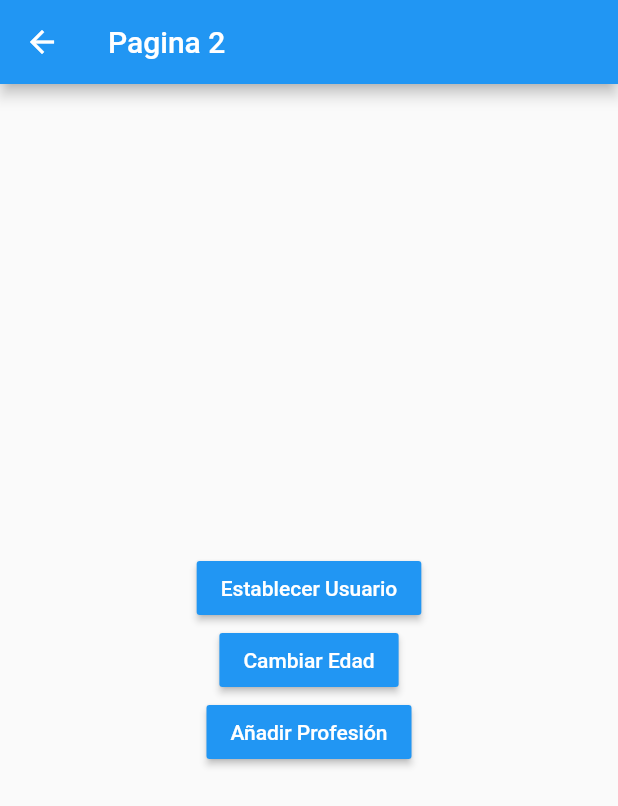
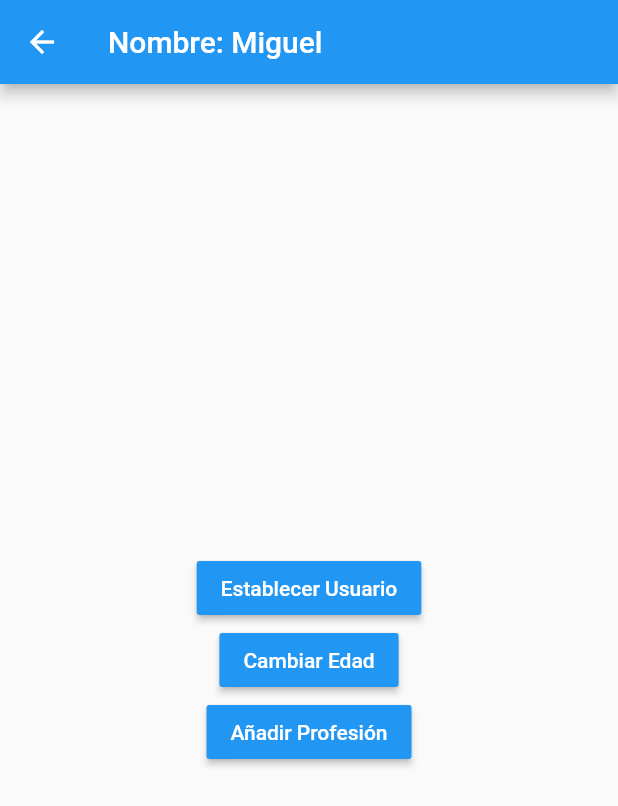
Before and after one commit to mikealvgar/flutter-manejadores-estado, a Flutter app: the Pagina2Page screen opened by its route, after a tap on "Establecer Usuario", on a phone screen of 412 x 824 dp. Shown: the top 806 px of the screen. Run offline on Flutter 3.47's test engine with Material 2 defaults, Android fonts, the phone set to English and light mode, and no system bars; accounts and stored records are empty.

Commit message:
Fin Singleton

```diff
--- a/lib/models/usuario.dart
+++ b/lib/models/usuario.dart
@@ -1,9 +1,9 @@
 class Usuario {
 
   String nombre;
-  int edad;
-  List<String> profesiones;
+  int? edad;
+  List<String>? profesiones;
 
-  Usuario(this.nombre, this.edad, this.profesiones);
+  Usuario({ required this.nombre, this.edad, this.profesiones });
 
 }
--- a/lib/pages/page1_page.dart
+++ b/lib/pages/page1_page.dart
@@ -1,4 +1,7 @@
+import 'package:counter_app/services/usuario_service.dart';
 import 'package:flutter/material.dart';
+
+import '../models/usuario.dart';
 
 class Pagina1Page extends StatelessWidget {
   const Pagina1Page({super.key});
@@ -9,7 +12,15 @@ class Pagina1Page extends StatelessWidget {
       appBar: AppBar(
         title: const Text('Pagina 1'),
       ),
-      body: InformacionUsuario(),
+      body: StreamBuilder(
+        stream: usuarioService.usuarioStream,
+        builder: (BuildContext context, AsyncSnapshot<Usuario> snapshot) {
+          return snapshot.hasData
+              ? InformacionUsuario(snapshot.data)
+              : const Center(child: Text('No hay información del usuario'),
+          );
+        },
+      ),
       floatingActionButton: FloatingActionButton(
         child: const Icon(Icons.accessibility_new),
         onPressed: () => Navigator.pushNamed(context, 'pagina2'),
@@ -19,6 +30,10 @@ class Pagina1Page extends StatelessWidget {
 }
 
 class InformacionUsuario extends StatelessWidget {
+
+  final Usuario? usuario;
+
+  const InformacionUsuario(this.usuario);
 
   @override
   Widget build(BuildContext context) {
@@ -32,8 +47,8 @@ class InformacionUsuario extends StatelessWidget {
           Text('General', style: TextStyle( fontSize: 18, fontWeight: FontWeight.bold),),
           Divider(),
 
-          ListTile(title: Text('Nombre: ')),
-          ListTile(title: Text('Edad: ')),
+          ListTile(title: Text('Nombre: ${usuario!.nombre}')),
+          ListTile(title: Text('Edad: ${usuario!.edad}')),
 
           Text('Profesiones', style: TextStyle( fontSize: 18, fontWeight: FontWeight.bold),),
           Divider(),
--- a/lib/pages/page2_page.dart
+++ b/lib/pages/page2_page.dart
@@ -1,4 +1,7 @@
+import 'package:counter_app/services/usuario_service.dart';
 import 'package:flutter/material.dart';
+
+import '../models/usuario.dart';
 
 class Pagina2Page extends StatelessWidget {
   const Pagina2Page({super.key});
@@ -7,7 +10,14 @@ class Pagina2Page extends StatelessWidget {
   Widget build(BuildContext context) {
     return Scaffold(
       appBar: AppBar(
-        title: const Text('Pagina 2'),
+        title: StreamBuilder(
+          stream: usuarioService.usuarioStream,
+          builder: (BuildContext context, AsyncSnapshot<Usuario> snapshot) {
+            return snapshot.hasData
+              ? Text('Nombre: ${snapshot.data!.nombre}')
+              : const Text('Pagina 2');
+          },
+        ),
       ),
       body: Center(
         child: Column(
@@ -15,21 +25,29 @@ class Pagina2Page extends StatelessWidget {
           children: [
 
             MaterialButton(
-              child: Text('Establecer Usuario', style: TextStyle( color: Colors.white),),
               color: Colors.blue,
-              onPressed: (){},
+              onPressed: (){
+
+                final nuevoUsuario = Usuario(nombre: 'Miguel', edad: 24);
+
+                usuarioService.cargarUsuario(nuevoUsuario);
+
+              },
+              child: const Text('Establecer Usuario', style: TextStyle( color: Colors.white),),
             ),
 
             MaterialButton(
-              child: Text('Cambiar Edad', style: TextStyle( color: Colors.white),),
               color: Colors.blue,
-              onPressed: (){},
+              onPressed: (){
+                usuarioService.cambiarEdad(30);
+              },
+              child: const Text('Cambiar Edad', style: TextStyle( color: Colors.white),),
             ),
 
             MaterialButton(
-              child: Text('Añadir Profesión', style: TextStyle( color: Colors.white),),
               color: Colors.blue,
               onPressed: (){},
+              child: const Text('Añadir Profesión', style: TextStyle( color: Colors.white),),
             )
           ],
         ),
--- /dev/null
+++ b/lib/services/usuario_service.dart
@@ -0,0 +1,30 @@
+
+import 'dart:async';
+
+import 'package:counter_app/models/usuario.dart';
+
+class _UsuarioService {
+
+  Usuario? _usuario;
+
+  final StreamController<Usuario> _usuarioStreamController = StreamController<Usuario>.broadcast();
+
+  Usuario? get usuario => _usuario;
+
+  bool get existeUsuario => (_usuario != null) ? true : false;
+
+  Stream<Usuario> get usuarioStream => _usuarioStreamController.stream;
+
+  void cargarUsuario( Usuario user ){
+    _usuario = user;
+    _usuarioStreamController.add(user);
+  }
+
+  void cambiarEdad( int edad ){
+    usuario!.edad = edad;
+    _usuarioStreamController.add(_usuario!);
+  }
+
+}
+
+final usuarioService = _UsuarioService();
```
